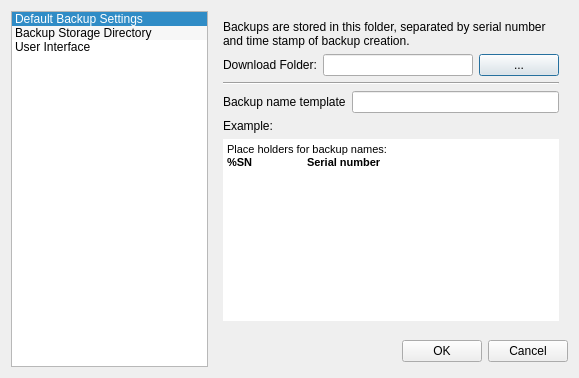
Above: cs8Backup/ui/settingsForm.ui from vdg1/cs8Tools before the change. Below: the same form after it.
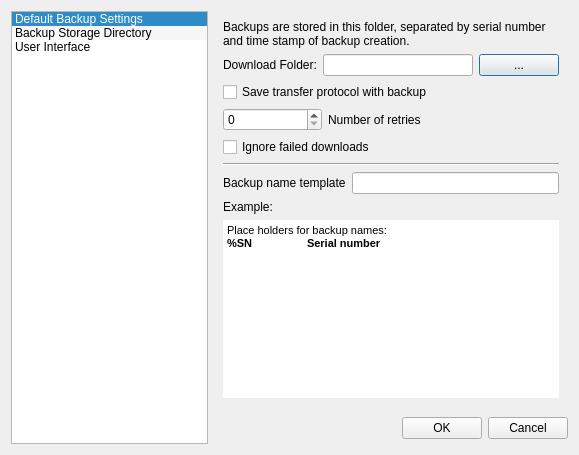
That is the form after the change.

Diff of the .ui file:
```diff
--- a/cs8Backup/ui/settingsForm.ui
+++ b/cs8Backup/ui/settingsForm.ui
@@ -7,7 +7,7 @@
     <x>0</x>
     <y>0</y>
     <width>579</width>
-    <height>378</height>
+    <height>387</height>
    </rect>
   </property>
   <property name="windowTitle">
@@ -237,6 +237,34 @@
            </item>
           </layout>
          </item>
+         <item>
+          <widget class="QCheckBox" name="cbProtocol">
+           <property name="text">
+            <string>Save transfer protocol with backup</string>
+           </property>
+          </widget>
+         </item>
+         <item>
+          <layout class="QHBoxLayout" name="horizontalLayout_3" stretch="3,7">
+           <item>
+            <widget class="QSpinBox" name="sbRetries"/>
+           </item>
+           <item>
+            <widget class="QLabel" name="label_9">
+             <property name="text">
+              <string>Number of retries</string>
+             </property>
+            </widget>
+           </item>
+          </layout>
+         </item>
+         <item>
+          <widget class="QCheckBox" name="cbIgnoreFaileDownloads">
+           <property name="text">
+            <string>Ignore failed downloads</string>
+           </property>
+          </widget>
+         </item>
          <item>
           <spacer name="verticalSpacer">
            <property name="orientation">
```
